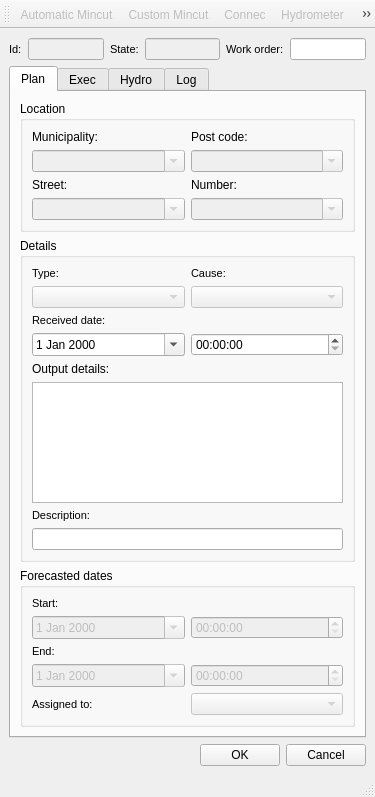
Qt form ui/mincut.ui (Giswater/giswater_qgis_plugin) before a commit.
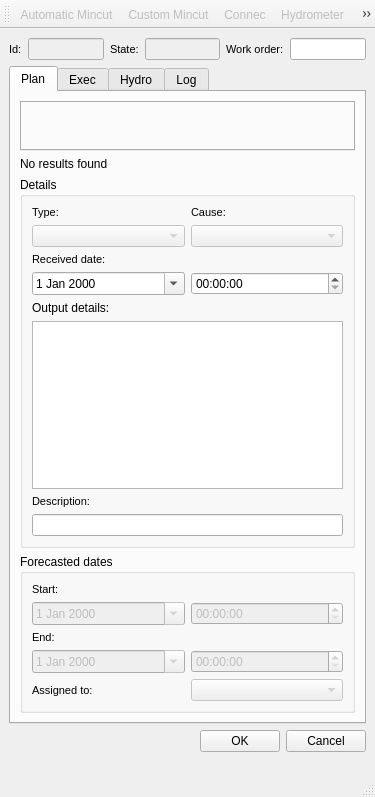
The same form after that commit. Icons and pictures are not drawn.

Commit message: Make address using api

The edit to the form file:
```diff
--- a/ui/mincut.ui
+++ b/ui/mincut.ui
@@ -10,6 +10,12 @@
     <height>797</height>
    </rect>
   </property>
+  <property name="font">
+   <font>
+    <weight>50</weight>
+    <bold>false</bold>
+   </font>
+  </property>
   <property name="windowTitle">
    <string>Mincut</string>
   </property>
@@ -197,84 +203,32 @@
        </attribute>
        <layout class="QVBoxLayout" name="verticalLayout">
         <item>
-         <widget class="QGroupBox" name="grb_plan_location">
-          <property name="title">
-           <string>Location</string>
+         <widget class="QTabWidget" name="main_tab">
+          <property name="minimumSize">
+           <size>
+            <width>0</width>
+            <height>50</height>
+           </size>
           </property>
-          <layout class="QGridLayout" name="gridLayout_8">
-           <item row="0" column="0">
-            <layout class="QGridLayout" name="gridLayout_7">
-             <item row="0" column="1">
-              <widget class="QLabel" name="lbl_post_code">
-               <property name="text">
-                <string>Post code:</string>
-               </property>
-              </widget>
-             </item>
-             <item row="2" column="0">
-              <widget class="QLabel" name="lbl_street">
-               <property name="text">
-                <string>Street:</string>
-               </property>
-              </widget>
-             </item>
-             <item row="0" column="0">
-              <widget class="QLabel" name="lbl_municipality">
-               <property name="text">
-                <string>Municipality:</string>
-               </property>
-              </widget>
-             </item>
-             <item row="1" column="0">
-              <widget class="QComboBox" name="address_exploitation">
-               <property name="enabled">
-                <bool>false</bool>
-               </property>
-               <property name="editable">
-                <bool>true</bool>
-               </property>
-              </widget>
-             </item>
-             <item row="1" column="1">
-              <widget class="QComboBox" name="address_postal_code">
-               <property name="enabled">
-                <bool>false</bool>
-               </property>
-               <property name="editable">
-                <bool>true</bool>
-               </property>
-              </widget>
-             </item>
-             <item row="3" column="0">
-              <widget class="QComboBox" name="address_street">
-               <property name="enabled">
-                <bool>false</bool>
-               </property>
-               <property name="editable">
-                <bool>true</bool>
-               </property>
-              </widget>
-             </item>
-             <item row="2" column="1">
-              <widget class="QLabel" name="lbl_number">
-               <property name="text">
-                <string>Number:</string>
-               </property>
-              </widget>
-             </item>
-             <item row="3" column="1">
-              <widget class="QComboBox" name="address_number">
-               <property name="enabled">
-                <bool>false</bool>
-               </property>
-               <property name="editable">
-                <bool>true</bool>
-               </property>
-              </widget>
-             </item>
-            </layout>
-           </item>
-          </layout>
+          <property name="font">
+           <font>
+            <weight>75</weight>
+            <bold>true</bold>
+           </font>
+          </property>
+          <property name="currentIndex">
+           <number>-1</number>
+          </property>
+          <property name="elideMode">
+           <enum>Qt::ElideLeft</enum>
+          </property>
+         </widget>
+        </item>
+        <item>
+         <widget class="QLabel" name="lbl_msg">
+          <property name="text">
+           <string>No results found</string>
+          </property>
          </widget>
         </item>
         <item>
```
The commit also changes 5 other files.
